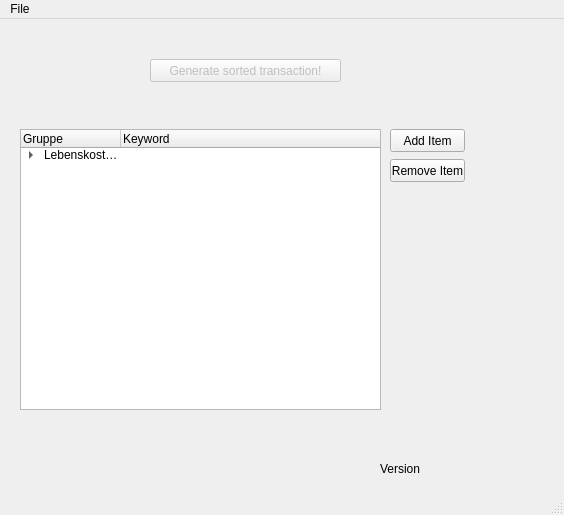
First picture: the form in SortVBTransactions-src/SortVBTransactions/mainwindow.ui, repository Railus/SortVBTransactions, before the edit.
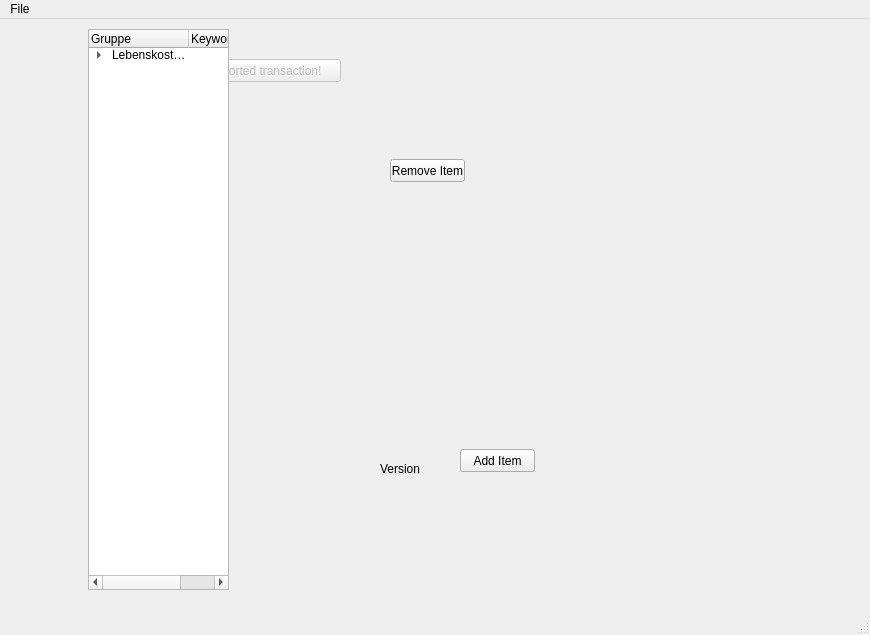
Second picture: the form after the edit.

What changed in the file:
```diff
--- a/SortVBTransactions-src/SortVBTransactions/mainwindow.ui
+++ b/SortVBTransactions-src/SortVBTransactions/mainwindow.ui
@@ -6,8 +6,8 @@
    <rect>
     <x>0</x>
     <y>0</y>
-    <width>564</width>
-    <height>515</height>
+    <width>870</width>
+    <height>635</height>
    </rect>
   </property>
   <property name="windowTitle">
@@ -46,15 +46,47 @@
      <string>Version</string>
     </property>
    </widget>
+   <widget class="QPushButton" name="addButton">
+    <property name="geometry">
+     <rect>
+      <x>460</x>
+      <y>430</y>
+      <width>75</width>
+      <height>23</height>
+     </rect>
+    </property>
+    <property name="text">
+     <string>Add Item</string>
+    </property>
+   </widget>
+   <widget class="QPushButton" name="removeButton">
+    <property name="geometry">
+     <rect>
+      <x>390</x>
+      <y>140</y>
+      <width>75</width>
+      <height>23</height>
+     </rect>
+    </property>
+    <property name="text">
+     <string>Remove Item</string>
+    </property>
+   </widget>
    <widget class="QTreeWidget" name="treeWidget">
     <property name="geometry">
      <rect>
-      <x>20</x>
-      <y>110</y>
-      <width>361</width>
-      <height>281</height>
+      <x>88</x>
+      <y>10</y>
+      <width>141</width>
+      <height>561</height>
      </rect>
     </property>
+    <property name="sizePolicy">
+     <sizepolicy hsizetype="Expanding" vsizetype="Expanding">
+      <horstretch>0</horstretch>
+      <verstretch>0</verstretch>
+     </sizepolicy>
+    </property>
     <column>
      <property name="text">
       <string>Gruppe</string>
@@ -85,39 +117,13 @@
      </item>
     </item>
    </widget>
-   <widget class="QPushButton" name="addButton">
-    <property name="geometry">
-     <rect>
-      <x>390</x>
-      <y>110</y>
-      <width>75</width>
-      <height>23</height>
-     </rect>
-    </property>
-    <property name="text">
-     <string>Add Item</string>
-    </property>
-   </widget>
-   <widget class="QPushButton" name="removeButton">
-    <property name="geometry">
-     <rect>
-      <x>390</x>
-      <y>140</y>
-      <width>75</width>
-      <height>23</height>
-     </rect>
-    </property>
-    <property name="text">
-     <string>Remove Item</string>
-    </property>
-   </widget>
   </widget>
   <widget class="QMenuBar" name="menubar">
    <property name="geometry">
     <rect>
      <x>0</x>
      <y>0</y>
-     <width>564</width>
+     <width>870</width>
      <height>21</height>
     </rect>
    </property>
```
